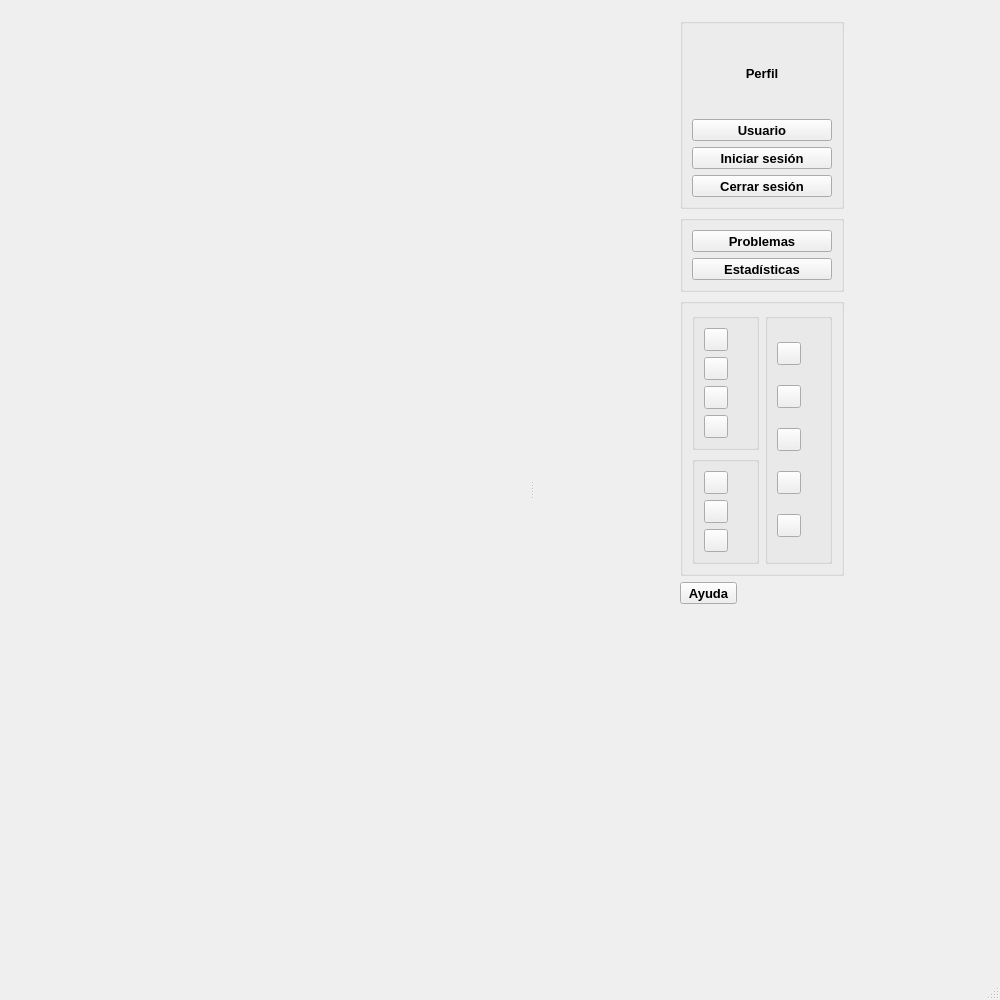
This is Trabajo/mainwindow.ui in KaiacUPV/PROYECTO-IHM as Qt 5 draws it before an edit. The edited form follows.
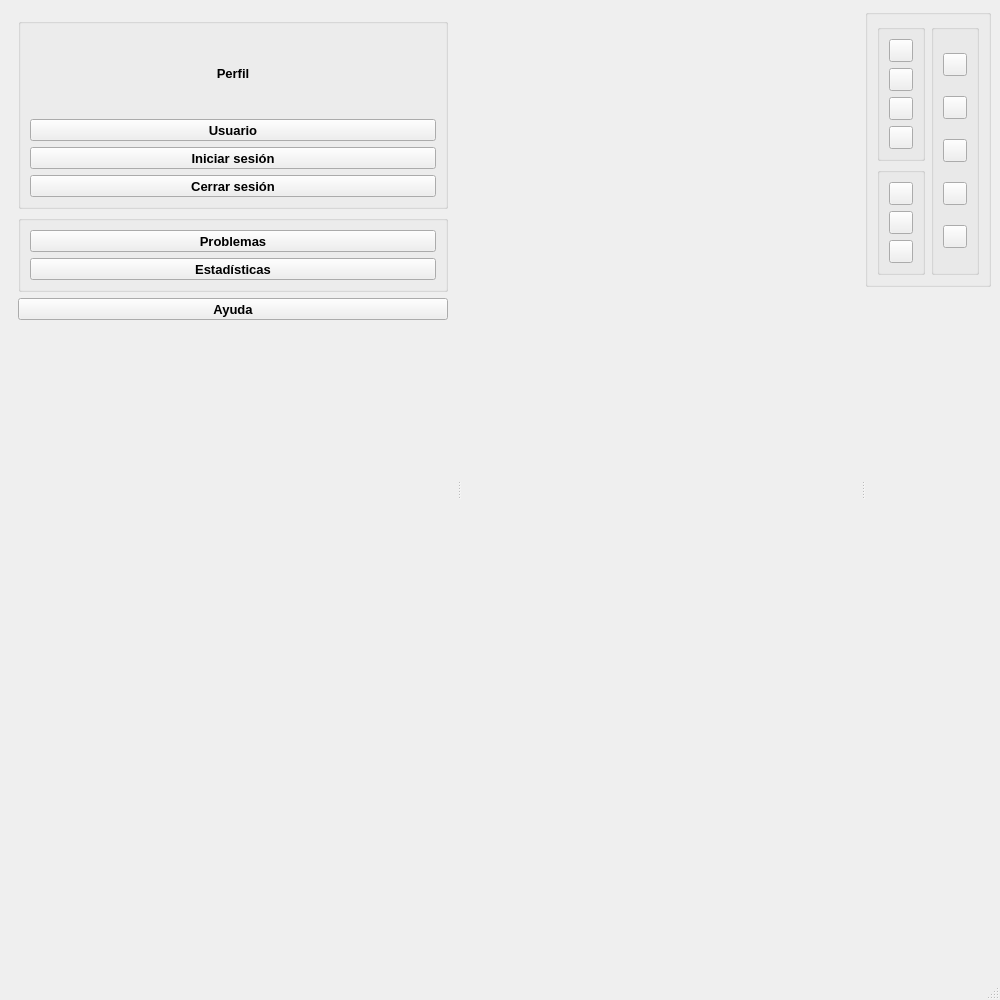
This is the edited form. Icons and pictures are not drawn.

What changed in the file:
```diff
--- a/Trabajo/mainwindow.ui
+++ b/Trabajo/mainwindow.ui
@@ -38,452 +38,28 @@
       <property name="orientation">
        <enum>Qt::Orientation::Horizontal</enum>
       </property>
-      <widget class="QWidget" name="mapwidget" native="true">
+      <widget class="QWidget" name="leftwidget" native="true">
        <property name="sizePolicy">
-        <sizepolicy hsizetype="Minimum" vsizetype="Expanding">
-         <horstretch>50</horstretch>
+        <sizepolicy hsizetype="Maximum" vsizetype="Preferred">
+         <horstretch>0</horstretch>
          <verstretch>0</verstretch>
         </sizepolicy>
        </property>
        <property name="minimumSize">
         <size>
-         <width>400</width>
+         <width>250</width>
          <height>0</height>
         </size>
        </property>
-       <property name="font">
-        <font>
-         <pointsize>17</pointsize>
-        </font>
-       </property>
-      </widget>
-      <widget class="QWidget" name="rightwidget" native="true">
-       <property name="sizePolicy">
-        <sizepolicy hsizetype="Maximum" vsizetype="Preferred">
-         <horstretch>0</horstretch>
-         <verstretch>0</verstretch>
-        </sizepolicy>
-       </property>
-       <layout class="QGridLayout" name="gridLayout_5">
-        <item row="0" column="0">
+       <layout class="QVBoxLayout" name="verticalLayout_Left">
+        <item>
          <widget class="QStackedWidget" name="stackedWidget">
-          <property name="sizePolicy">
-           <sizepolicy hsizetype="Maximum" vsizetype="Preferred">
-            <horstretch>0</horstretch>
-            <verstretch>0</verstretch>
-           </sizepolicy>
-          </property>
-          <property name="minimumSize">
-           <size>
-            <width>200</width>
-            <height>0</height>
-           </size>
-          </property>
-          <property name="font">
-           <font>
-            <bold>true</bold>
-           </font>
-          </property>
-          <property name="mouseTracking">
-           <bool>true</bool>
-          </property>
           <property name="currentIndex">
            <number>0</number>
           </property>
-          <widget class="QWidget" name="page">
-           <layout class="QGridLayout" name="gridLayout_6">
-            <item row="2" column="0">
-             <widget class="QGroupBox" name="groupTools&#10;">
-              <property name="sizePolicy">
-               <sizepolicy hsizetype="Minimum" vsizetype="Maximum">
-                <horstretch>0</horstretch>
-                <verstretch>0</verstretch>
-               </sizepolicy>
-              </property>
-              <property name="minimumSize">
-               <size>
-                <width>0</width>
-                <height>0</height>
-               </size>
-              </property>
-              <property name="font">
-               <font>
-                <pointsize>16</pointsize>
-                <bold>true</bold>
-               </font>
-              </property>
-              <property name="layoutDirection">
-               <enum>Qt::LayoutDirection::LeftToRight</enum>
-              </property>
-              <property name="title">
-               <string/>
-              </property>
-              <property name="alignment">
-               <set>Qt::AlignmentFlag::AlignCenter</set>
-              </property>
-              <layout class="QGridLayout" name="gridLayout_2">
-               <item row="1" column="0">
-                <widget class="QGroupBox" name="widgetLetras">
-                 <property name="sizePolicy">
-                  <sizepolicy hsizetype="Minimum" vsizetype="Preferred">
-                   <horstretch>0</horstretch>
-                   <verstretch>0</verstretch>
-                  </sizepolicy>
-                 </property>
-                 <property name="layoutDirection">
-                  <enum>Qt::LayoutDirection::LeftToRight</enum>
-                 </property>
-                 <property name="title">
-                  <string/>
-                 </property>
-                 <layout class="QVBoxLayout" name="verticalLayout_2">
+          <widget class="QWidget" name="page_nav">
+           <layout class="QVBoxLayout" name="verticalLayout_Nav">
                   <item>
-                   <widget class="QToolButton" name="btnColor">
-                    <property name="sizePolicy">
-                     <sizepolicy hsizetype="Maximum" vsizetype="Maximum">
-                      <horstretch>0</horstretch>
-                      <verstretch>0</verstretch>
-                     </sizepolicy>
-                    </property>
-                    <property name="minimumSize">
-                     <size>
-                      <width>0</width>
-                      <height>0</height>
-                     </size>
-                    </property>
-                    <property name="font">
-                     <font>
-                      <pointsize>10</pointsize>
-                      <bold>true</bold>
-                     </font>
-                    </property>
-                    <property name="text">
-                     <string/>
-                    </property>
-                   </widget>
-                  </item>
-                  <item>
-                   <widget class="QToolButton" name="btnTexto">
-                    <property name="sizePolicy">
-                     <sizepolicy hsizetype="Maximum" vsizetype="Maximum">
-                      <horstretch>0</horstretch>
-                      <verstretch>0</verstretch>
-                     </sizepolicy>
-                    </property>
-                    <property name="minimumSize">
-                     <size>
-                      <width>0</width>
-                      <height>0</height>
-                     </size>
-                    </property>
-                    <property name="font">
-                     <font>
-                      <pointsize>10</pointsize>
-                      <bold>true</bold>
-                     </font>
-                    </property>
-                    <property name="text">
-                     <string/>
-                    </property>
-                   </widget>
-                  </item>
-                  <item>
-                   <widget class="QToolButton" name="btnPunto">
-                    <property name="sizePolicy">
-                     <sizepolicy hsizetype="Maximum" vsizetype="Maximum">
-                      <horstretch>0</horstretch>
-                      <verstretch>0</verstretch>
-                     </sizepolicy>
-                    </property>
-                    <property name="minimumSize">
-                     <size>
-                      <width>0</width>
-                      <height>0</height>
-                     </size>
-                    </property>
-                    <property name="font">
-                     <font>
-                      <pointsize>10</pointsize>
-                      <bold>true</bold>
-                     </font>
-                    </property>
-                    <property name="text">
-                     <string/>
-                    </property>
-                   </widget>
-                  </item>
-                  <item>
-                   <widget class="QToolButton" name="btnLinea">
-                    <property name="sizePolicy">
-                     <sizepolicy hsizetype="Maximum" vsizetype="Maximum">
-                      <horstretch>0</horstretch>
-                      <verstretch>0</verstretch>
-                     </sizepolicy>
-                    </property>
-                    <property name="minimumSize">
-                     <size>
-                      <width>0</width>
-                      <height>0</height>
-                     </size>
-                    </property>
-                    <property name="font">
-                     <font>
-                      <pointsize>10</pointsize>
-                      <bold>true</bold>
-                     </font>
-                    </property>
-                    <property name="text">
-                     <string/>
-                    </property>
-                   </widget>
-                  </item>
-                 </layout>
-                </widget>
-               </item>
-               <item row="2" column="0">
-                <widget class="QGroupBox" name="widgetItems_2">
-                 <property name="sizePolicy">
-                  <sizepolicy hsizetype="Minimum" vsizetype="Preferred">
-                   <horstretch>0</horstretch>
-                   <verstretch>0</verstretch>
-                  </sizepolicy>
-                 </property>
-                 <property name="title">
-                  <string/>
-                 </property>
-                 <layout class="QVBoxLayout" name="verticalLayout_3">
-                  <item>
-                   <widget class="QToolButton" name="btnCompas">
-                    <property name="sizePolicy">
-                     <sizepolicy hsizetype="Maximum" vsizetype="Maximum">
-                      <horstretch>0</horstretch>
-                      <verstretch>0</verstretch>
-                     </sizepolicy>
-                    </property>
-                    <property name="text">
-                     <string/>
-                    </property>
-                   </widget>
-                  </item>
-                  <item>
-                   <widget class="QToolButton" name="btnTransportador">
-                    <property name="sizePolicy">
-                     <sizepolicy hsizetype="Maximum" vsizetype="Maximum">
-                      <horstretch>0</horstretch>
-                      <verstretch>0</verstretch>
-                     </sizepolicy>
-                    </property>
-                    <property name="text">
-                     <string/>
-                    </property>
-                   </widget>
-                  </item>
-                  <item>
-                   <widget class="QToolButton" name="btnRegla">
-                    <property name="sizePolicy">
-                     <sizepolicy hsizetype="Maximum" vsizetype="Maximum">
-                      <horstretch>0</horstretch>
-                      <verstretch>0</verstretch>
-                     </sizepolicy>
-                    </property>
-                    <property name="font">
-                     <font>
-                      <pointsize>10</pointsize>
-                      <bold>true</bold>
-                     </font>
-                    </property>
-                    <property name="text">
-                     <string/>
-                    </property>
-                   </widget>
-                  </item>
-                 </layout>
-                </widget>
-               </item>
-               <item row="1" column="2" rowspan="2">
-                <widget class="QGroupBox" name="widgetItems">
-                 <property name="sizePolicy">
-                  <sizepolicy hsizetype="Minimum" vsizetype="Preferred">
-                   <horstretch>0</horstretch>
-                   <verstretch>0</verstretch>
-                  </sizepolicy>
-                 </property>
-                 <property name="title">
-                  <string/>
-                 </property>
-                 <layout class="QVBoxLayout" name="verticalLayout_4">
-                  <item>
-                   <widget class="QToolButton" name="btnZoomIn">
-                    <property name="sizePolicy">
-                     <sizepolicy hsizetype="Maximum" vsizetype="Maximum">
-                      <horstretch>0</horstretch>
-                      <verstretch>0</verstretch>
-                     </sizepolicy>
-                    </property>
-                    <property name="font">
-                     <font>
-                      <pointsize>10</pointsize>
-                      <bold>true</bold>
-                     </font>
-                    </property>
-                    <property name="text">
-                     <string/>
-                    </property>
-                   </widget>
-                  </item>
-                  <item>
-                   <widget class="QToolButton" name="btnZoomOut">
-                    <property name="text">
-                     <string/>
-                    </property>
-                   </widget>
-                  </item>
-                  <item>
-                   <widget class="QToolButton" name="btnMover">
-                    <property name="sizePolicy">
-                     <sizepolicy hsizetype="Maximum" vsizetype="Maximum">
-                      <horstretch>0</horstretch>
-                      <verstretch>0</verstretch>
-                     </sizepolicy>
-                    </property>
-                    <property name="font">
-                     <font>
-                      <pointsize>10</pointsize>
-                      <bold>true</bold>
-                     </font>
-                    </property>
-                    <property name="text">
-                     <string/>
-                    </property>
-                   </widget>
-                  </item>
-                  <item>
-                   <widget class="QToolButton" name="btnBorrar">
-                    <property name="sizePolicy">
-                     <sizepolicy hsizetype="Maximum" vsizetype="Maximum">
-                      <horstretch>0</horstretch>
-                      <verstretch>0</verstretch>
-                     </sizepolicy>
-                    </property>
-                    <property name="font">
-                     <font>
-                      <pointsize>10</pointsize>
-                      <bold>true</bold>
-                     </font>
-                    </property>
-                    <property name="text">
-                     <string/>
-                    </property>
-                   </widget>
-                  </item>
-                  <item>
-                   <widget class="QToolButton" name="btnLimpiar">
-                    <property name="sizePolicy">
-                     <sizepolicy hsizetype="Maximum" vsizetype="Maximum">
-                      <horstretch>0</horstretch>
-                      <verstretch>0</verstretch>
-                     </sizepolicy>
-                    </property>
-                    <property name="font">
-                     <font>
-                      <pointsize>10</pointsize>
-                      <bold>true</bold>
-                     </font>
-                    </property>
-                    <property name="text">
-                     <string/>
-                    </property>
-                   </widget>
-                  </item>
-                 </layout>
-                </widget>
-               </item>
-              </layout>
-             </widget>
-            </item>
-            <item row="4" column="0">
-             <widget class="QToolButton" name="btnAyuda">
-              <property name="font">
-               <font>
-                <pointsize>10</pointsize>
-                <bold>true</bold>
-               </font>
-              </property>
-              <property name="text">
-               <string>Ayuda</string>
-              </property>
-             </widget>
-            </item>
-            <item row="5" column="0">
-             <spacer name="verticalSpacer">
-              <property name="orientation">
-               <enum>Qt::Orientation::Vertical</enum>
-              </property>
-              <property name="sizeHint" stdset="0">
-               <size>
-                <width>20</width>
-                <height>40</height>
-               </size>
-              </property>
-             </spacer>
-            </item>
-            <item row="1" column="0">
-             <widget class="QGroupBox" name="groupProblems">
-              <property name="sizePolicy">
-               <sizepolicy hsizetype="Minimum" vsizetype="Fixed">
-                <horstretch>0</horstretch>
-                <verstretch>0</verstretch>
-               </sizepolicy>
-              </property>
-              <property name="title">
-               <string/>
-              </property>
-              <layout class="QVBoxLayout" name="verticalLayout_7">
-               <item>
-                <widget class="QToolButton" name="btnProblemas">
-                 <property name="sizePolicy">
-                  <sizepolicy hsizetype="Minimum" vsizetype="Fixed">
-                   <horstretch>0</horstretch>
-                   <verstretch>0</verstretch>
-                  </sizepolicy>
-                 </property>
-                 <property name="font">
-                  <font>
-                   <pointsize>10</pointsize>
-                   <bold>true</bold>
-                  </font>
-                 </property>
-                 <property name="autoFillBackground">
-                  <bool>false</bool>
-                 </property>
-                 <property name="text">
-                  <string>Problemas</string>
-                 </property>
-                </widget>
-               </item>
-               <item>
-                <widget class="QToolButton" name="btnEstadistica">
-                 <property name="sizePolicy">
-                  <sizepolicy hsizetype="Minimum" vsizetype="Fixed">
-                   <horstretch>0</horstretch>
-                   <verstretch>0</verstretch>
-                  </sizepolicy>
-                 </property>
-                 <property name="font">
-                  <font>
-                   <pointsize>10</pointsize>
-                   <bold>true</bold>
-                  </font>
-                 </property>
-                 <property name="text">
-                  <string>Estadísticas</string>
-                 </property>
-                </widget>
-               </item>
-              </layout>
-             </widget>
-            </item>
-            <item row="0" column="0">
              <widget class="QGroupBox" name="groupUsuario">
               <property name="sizePolicy">
                <sizepolicy hsizetype="Minimum" vsizetype="Preferred">
@@ -577,6 +153,94 @@
               </layout>
              </widget>
             </item>
+            <item>
+             <widget class="QGroupBox" name="groupProblems">
+              <property name="sizePolicy">
+               <sizepolicy hsizetype="Minimum" vsizetype="Fixed">
+                <horstretch>0</horstretch>
+                <verstretch>0</verstretch>
+               </sizepolicy>
+              </property>
+              <property name="title">
+               <string/>
+              </property>
+              <layout class="QVBoxLayout" name="verticalLayout_7">
+               <item>
+                <widget class="QToolButton" name="btnProblemas">
+                 <property name="sizePolicy">
+                  <sizepolicy hsizetype="Minimum" vsizetype="Fixed">
+                   <horstretch>0</horstretch>
+                   <verstretch>0</verstretch>
+                  </sizepolicy>
+                 </property>
+                 <property name="font">
+                  <font>
+                   <pointsize>10</pointsize>
+                   <bold>true</bold>
+                  </font>
+                 </property>
+                 <property name="autoFillBackground">
+                  <bool>false</bool>
+                 </property>
+                 <property name="text">
+                  <string>Problemas</string>
+                 </property>
+                </widget>
+               </item>
+               <item>
+                <widget class="QToolButton" name="btnEstadistica">
+                 <property name="sizePolicy">
+                  <sizepolicy hsizetype="Minimum" vsizetype="Fixed">
+                   <horstretch>0</horstretch>
+                   <verstretch>0</verstretch>
+                  </sizepolicy>
+                 </property>
+                 <property name="font">
+                  <font>
+                   <pointsize>10</pointsize>
+                   <bold>true</bold>
+                  </font>
+                 </property>
+                 <property name="text">
+                  <string>Estadísticas</string>
+                 </property>
+                </widget>
+               </item>
+              </layout>
+             </widget>
+            </item>
+            <item>
+             <widget class="QToolButton" name="btnAyuda">
+              <property name="sizePolicy">
+               <sizepolicy hsizetype="Minimum" vsizetype="Fixed">
+                <horstretch>0</horstretch>
+                <verstretch>0</verstretch>
+               </sizepolicy>
+              </property>
+              <property name="font">
+               <font>
+                <pointsize>10</pointsize>
+                <bold>true</bold>
+               </font>
+              </property>
+              <property name="text">
+               <string>Ayuda</string>
+              </property>
+             </widget>
+            </item>
+            <item>
+             <spacer name="verticalSpacer_Left">
+              <property name="orientation">
+               <enum>Qt::Orientation::Vertical</enum>
+              </property>
+              <property name="sizeHint" stdset="0">
+               <size>
+                <width>20</width>
+                <height>40</height>
+               </size>
+              </property>
+             </spacer>
+            </item>
            </layout>
           </widget>
           <widget class="QWidget" name="page_usuario">
@@ -1142,6 +806,357 @@
         </item>
        </layout>
       </widget>
+      <widget class="QWidget" name="mapwidget" native="true">
+       <property name="sizePolicy">
+        <sizepolicy hsizetype="Minimum" vsizetype="Expanding">
+         <horstretch>50</horstretch>
+         <verstretch>0</verstretch>
+        </sizepolicy>
+       </property>
+       <property name="minimumSize">
+        <size>
+         <width>400</width>
+         <height>0</height>
+        </size>
+       </property>
+       <property name="font">
+        <font>
+         <pointsize>17</pointsize>
+        </font>
+       </property>
+      </widget>
+      <widget class="QWidget" name="rightwidget" native="true">
+       <property name="sizePolicy">
+        <sizepolicy hsizetype="Maximum" vsizetype="Preferred">
+         <horstretch>0</horstretch>
+         <verstretch>0</verstretch>
+        </sizepolicy>
+       </property>
+       <layout class="QVBoxLayout" name="verticalLayout_Right">
+        <item>
+         <widget class="QGroupBox" name="groupTools">
+          <property name="sizePolicy">
+           <sizepolicy hsizetype="Minimum" vsizetype="Maximum">
+            <horstretch>0</horstretch>
+            <verstretch>0</verstretch>
+           </sizepolicy>
+          </property>
+          <property name="minimumSize">
+           <size>
+            <width>0</width>
+            <height>0</height>
+           </size>
+          </property>
+          <property name="font">
+           <font>
+            <pointsize>16</pointsize>
+            <bold>true</bold>
+           </font>
+          </property>
+          <property name="layoutDirection">
+           <enum>Qt::LayoutDirection::LeftToRight</enum>
+          </property>
+          <property name="title">
+           <string/>
+          </property>
+          <property name="alignment">
+           <set>Qt::AlignmentFlag::AlignCenter</set>
+          </property>
+          <layout class="QGridLayout" name="gridLayout_2">
+           <item row="1" column="0">
+            <widget class="QGroupBox" name="widgetLetras">
+             <property name="sizePolicy">
+              <sizepolicy hsizetype="Minimum" vsizetype="Preferred">
+               <horstretch>0</horstretch>
+               <verstretch>0</verstretch>
+              </sizepolicy>
+             </property>
+             <property name="layoutDirection">
+              <enum>Qt::LayoutDirection::LeftToRight</enum>
+             </property>
+             <property name="title">
+              <string/>
+             </property>
+             <layout class="QVBoxLayout" name="verticalLayout_2">
+              <item>
+               <widget class="QToolButton" name="btnColor">
+                <property name="sizePolicy">
+                 <sizepolicy hsizetype="Maximum" vsizetype="Maximum">
+                  <horstretch>0</horstretch>
+                  <verstretch>0</verstretch>
+                 </sizepolicy>
+                </property>
+                <property name="minimumSize">
+                 <size>
+                  <width>0</width>
+                  <height>0</height>
+                 </size>
+                </property>
+                <property name="font">
+                 <font>
+                  <pointsize>10</pointsize>
+                  <bold>true</bold>
+                 </font>
+                </property>
+                <property name="text">
+                 <string/>
+                </property>
+               </widget>
+              </item>
+              <item>
+               <widget class="QToolButton" name="btnTexto">
+                <property name="sizePolicy">
+                 <sizepolicy hsizetype="Maximum" vsizetype="Maximum">
+                  <horstretch>0</horstretch>
+                  <verstretch>0</verstretch>
+                 </sizepolicy>
+                </property>
+                <property name="minimumSize">
+                 <size>
+                  <width>0</width>
+                  <height>0</height>
+                 </size>
+                </property>
+                <property name="font">
+                 <font>
+                  <pointsize>10</pointsize>
+                  <bold>true</bold>
+                 </font>
+                </property>
+                <property name="text">
+                 <string/>
+                </property>
+               </widget>
+              </item>
+              <item>
+               <widget class="QToolButton" name="btnPunto">
+                <property name="sizePolicy">
+                 <sizepolicy hsizetype="Maximum" vsizetype="Maximum">
+                  <horstretch>0</horstretch>
+                  <verstretch>0</verstretch>
+                 </sizepolicy>
+                </property>
+                <property name="minimumSize">
+                 <size>
+                  <width>0</width>
+                  <height>0</height>
+                 </size>
+                </property>
+                <property name="font">
+                 <font>
+                  <pointsize>10</pointsize>
+                  <bold>true</bold>
+                 </font>
+                </property>
+                <property name="text">
+                 <string/>
+                </property>
+               </widget>
+              </item>
+              <item>
+               <widget class="QToolButton" name="btnLinea">
+                <property name="sizePolicy">
+                 <sizepolicy hsizetype="Maximum" vsizetype="Maximum">
+                  <horstretch>0</horstretch>
+                  <verstretch>0</verstretch>
+                 </sizepolicy>
+                </property>
+                <property name="minimumSize">
+                 <size>
+                  <width>0</width>
+                  <height>0</height>
+                 </size>
+                </property>
+                <property name="font">
+                 <font>
+                  <pointsize>10</pointsize>
+                  <bold>true</bold>
+                 </font>
+                </property>
+                <property name="text">
+                 <string/>
+                </property>
+               </widget>
+              </item>
+             </layout>
+            </widget>
+           </item>
+           <item row="2" column="0">
+            <widget class="QGroupBox" name="widgetItems_2">
+             <property name="sizePolicy">
+              <sizepolicy hsizetype="Minimum" vsizetype="Preferred">
+               <horstretch>0</horstretch>
+               <verstretch>0</verstretch>
+              </sizepolicy>
+             </property>
+             <property name="title">
+              <string/>
+             </property>
+             <layout class="QVBoxLayout" name="verticalLayout_3">
+              <item>
+               <widget class="QToolButton" name="btnCompas">
+                <property name="sizePolicy">
+                 <sizepolicy hsizetype="Maximum" vsizetype="Maximum">
+                  <horstretch>0</horstretch>
+                  <verstretch>0</verstretch>
+                 </sizepolicy>
+                </property>
+                <property name="text">
+                 <string/>
+                </property>
+               </widget>
+              </item>
+              <item>
+               <widget class="QToolButton" name="btnTransportador">
+                <property name="sizePolicy">
+                 <sizepolicy hsizetype="Maximum" vsizetype="Maximum">
+                  <horstretch>0</horstretch>
+                  <verstretch>0</verstretch>
+                 </sizepolicy>
+                </property>
+                <property name="text">
+                 <string/>
+                </property>
+               </widget>
+              </item>
+              <item>
+               <widget class="QToolButton" name="btnRegla">
+                <property name="sizePolicy">
+                 <sizepolicy hsizetype="Maximum" vsizetype="Maximum">
+                  <horstretch>0</horstretch>
+                  <verstretch>0</verstretch>
+                 </sizepolicy>
+                </property>
+                <property name="font">
+                 <font>
+                  <pointsize>10</pointsize>
+                  <bold>true</bold>
+                 </font>
+                </property>
+                <property name="text">
+                 <string/>
+                </property>
+               </widget>
+              </item>
+             </layout>
+            </widget>
+           </item>
+           <item row="1" column="2" rowspan="2">
+            <widget class="QGroupBox" name="widgetItems">
+             <property name="sizePolicy">
+              <sizepolicy hsizetype="Minimum" vsizetype="Preferred">
+               <horstretch>0</horstretch>
+               <verstretch>0</verstretch>
+              </sizepolicy>
+             </property>
+             <property name="title">
+              <string/>
+             </property>
+             <layout class="QVBoxLayout" name="verticalLayout_4">
+              <item>
+               <widget class="QToolButton" name="btnZoomIn">
+                <property name="sizePolicy">
+                 <sizepolicy hsizetype="Maximum" vsizetype="Maximum">
+                  <horstretch>0</horstretch>
+                  <verstretch>0</verstretch>
+                 </sizepolicy>
+                </property>
+                <property name="font">
+                 <font>
+                  <pointsize>10</pointsize>
+                  <bold>true</bold>
+                 </font>
+                </property>
+                <property name="text">
+                 <string/>
+                </property>
+               </widget>
+              </item>
+              <item>
+               <widget class="QToolButton" name="btnZoomOut">
+                <property name="text">
+                 <string/>
+                </property>
+               </widget>
+              </item>
+              <item>
+               <widget class="QToolButton" name="btnMover">
+                <property name="sizePolicy">
+                 <sizepolicy hsizetype="Maximum" vsizetype="Maximum">
+                  <horstretch>0</horstretch>
+                  <verstretch>0</verstretch>
+                 </sizepolicy>
+                </property>
+                <property name="font">
+                 <font>
+                  <pointsize>10</pointsize>
+                  <bold>true</bold>
+                 </font>
+                </property>
+                <property name="text">
+                 <string/>
+                </property>
+               </widget>
+              </item>
+              <item>
+               <widget class="QToolButton" name="btnBorrar">
+                <property name="sizePolicy">
+                 <sizepolicy hsizetype="Maximum" vsizetype="Maximum">
+                  <horstretch>0</horstretch>
+                  <verstretch>0</verstretch>
+                 </sizepolicy>
+                </property>
+                <property name="font">
+                 <font>
+                  <pointsize>10</pointsize>
+                  <bold>true</bold>
+                 </font>
+                </property>
+                <property name="text">
+                 <string/>
+                </property>
+               </widget>
+              </item>
+              <item>
+               <widget class="QToolButton" name="btnLimpiar">
+                <property name="sizePolicy">
+                 <sizepolicy hsizetype="Maximum" vsizetype="Maximum">
+                  <horstretch>0</horstretch>
+                  <verstretch>0</verstretch>
+                 </sizepolicy>
+                </property>
+                <property name="font">
+                 <font>
+                  <pointsize>10</pointsize>
+                  <bold>true</bold>
+                 </font>
+                </property>
+                <property name="text">
+                 <string/>
+                </property>
+               </widget>
+              </item>
+             </layout>
+            </widget>
+           </item>
+          </layout>
+         </widget>
+        </item>
+        <item>
+         <spacer name="verticalSpacer_Right">
+          <property name="orientation">
+           <enum>Qt::Orientation::Vertical</enum>
+          </property>
+          <property name="sizeHint" stdset="0">
+           <size>
+            <width>20</width>
+            <height>40</height>
+           </size>
+          </property>
+         </spacer>
+        </item>
+       </layout>
+      </widget>
      </widget>
     </item>
    </layout>
```
Left out of the diff: 32 changed lines with no effect on the pictures. Lines whose indentation alone changed are shown as unchanged.
